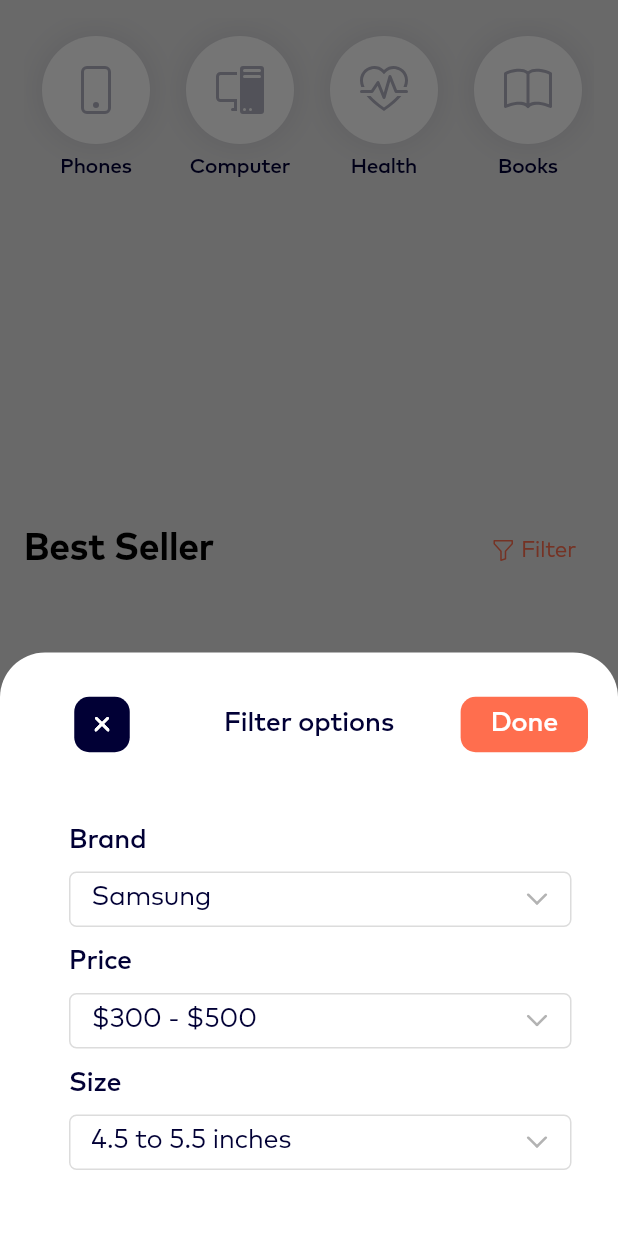
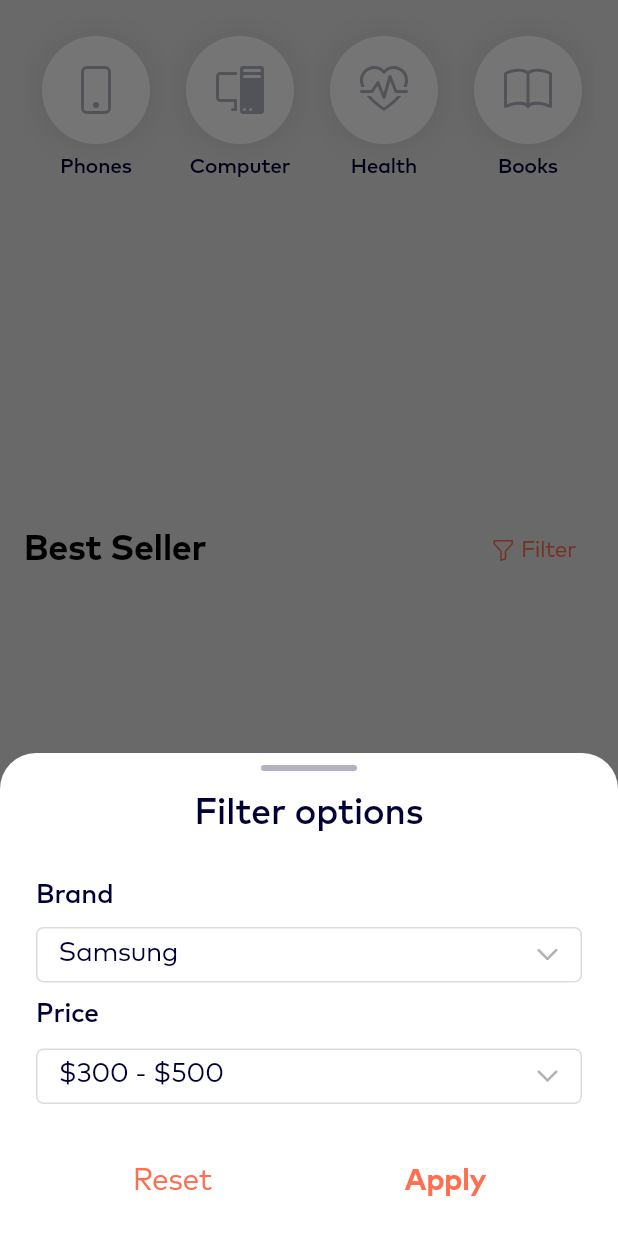
Before and after one commit to devmaslove/ecommerce_test, a Flutter app: the MainPageLoaded screen opened directly with empty values, after a tap on "Filter", on a phone screen of 412 x 824 dp. Run offline on Flutter 3.47's test engine with Material 2 defaults, Android fonts, the phone set to English and light mode, and no system bars; our stand-ins replace badges, bootstrap_icons, card_swiper, dio, equatable, flutter_bloc and 2 more; network calls fail; project files that could hold a hidden picture were left out.

Commit message:
Поправил панель фильтрации, подсократил количество разных размеров шрифтов

```diff
--- a/lib/ui/pages/details/details_page.dart
+++ b/lib/ui/pages/details/details_page.dart
@@ -202,8 +202,8 @@ class DetailsContentLoaded extends StatelessWidget {
                   'Select color and capacity',
                   style: const AppTextStyle().copyWith(
                     fontWeight: FontWeight.w500,
-                    fontSize: 16,
-                    height: 20 / 16,
+                    fontSize: 15,
+                    height: 20 / 15,
                   ),
                 ),
               ),
--- a/lib/ui/pages/details/widgets/capacity_selector_widget.dart
+++ b/lib/ui/pages/details/widgets/capacity_selector_widget.dart
@@ -67,7 +67,7 @@ class _CapacityWidget extends StatelessWidget {
               textAlign: TextAlign.center,
               style: const AppTextStyle().copyWith(
                 color: selected ? Colors.white : AppColors.greyCapacity,
-                fontSize: 13,
+                fontSize: 15,
                 fontWeight: FontWeight.w700,
               ),
             ),
--- a/lib/ui/pages/main/filter_options_bottom_sheet.dart
+++ b/lib/ui/pages/main/filter_options_bottom_sheet.dart
@@ -1,8 +1,6 @@
 import 'package:ecommerce_test/ui/pages/main/widgets/select_dropdown_widget.dart';
 import 'package:ecommerce_test/ui/resources/app_colors.dart';
-import 'package:ecommerce_test/ui/resources/app_images.dart';
 import 'package:ecommerce_test/ui/resources/app_text_style.dart';
-import 'package:ecommerce_test/ui/widgets/color_button_widget.dart';
 import 'package:flutter/material.dart';
 
 class FilterOptionsBottomSheet extends StatelessWidget {
@@ -10,61 +8,35 @@ class FilterOptionsBottomSheet extends StatelessWidget {
 
   @override
   Widget build(BuildContext context) {
-    return Column(
+    return Padding(
+      padding: const EdgeInsets.symmetric(horizontal: 24),
+      child: Column(
+        crossAxisAlignment: CrossAxisAlignment.start,
         mainAxisSize: MainAxisSize.min,
         children: [
-        const SizedBox(height: 24),
-        Row(
-          children: [
-            Expanded(
-              child: Align(
-                alignment: Alignment.centerLeft,
-                child: Padding(
-                  padding: const EdgeInsets.only(left: 44),
-                  child: ColorButtonWidget(
-                    imageAssetName: AppImages.cross,
-                    imageWidth: 11,
-                    imageHeight: 10,
-                    color: AppColors.dark,
-                    onPressed: () => Navigator.of(context).pop(),
+          const SizedBox(height: 8),
+          Center(
+            child: Container(
+              height: 4,
+              width: 64,
+              decoration: BoxDecoration(
+                color: AppColors.dark.withOpacity(0.3),
+                borderRadius: BorderRadius.circular(2),
               ),
             ),
           ),
-            ),
-            Expanded(
-              child: Center(
+          const SizedBox(height: 16),
+          Center(
             child: Text(
               'Filter options',
               style: const AppTextStyle().copyWith(
-                    fontSize: 18,
+                fontSize: 24,
                 fontWeight: FontWeight.w500,
                 color: AppColors.dark,
               ),
             ),
           ),
-            ),
-            Expanded(
-              child: Align(
-                alignment: Alignment.centerRight,
-                child: Padding(
-                  padding: const EdgeInsets.only(right: 20),
-                  child: ColorButtonWidget(
-                    text: 'Done',
-                    color: AppColors.accent,
-                    onPressed: () => Navigator.of(context).pop(),
-                  ),
-                ),
-              ),
-            ),
-          ],
-        ),
-        const SizedBox(height: 44),
-        Padding(
-          padding: const EdgeInsets.only(left: 46, right: 31),
-          child: Column(
-            mainAxisSize: MainAxisSize.min,
-            crossAxisAlignment: CrossAxisAlignment.start,
-            children: [
+          const SizedBox(height: 32),
           Text(
             'Brand',
             style: const AppTextStyle().copyWith(
@@ -73,11 +45,11 @@ class FilterOptionsBottomSheet extends StatelessWidget {
               color: AppColors.dark,
             ),
           ),
-              const SizedBox(height: 10, width: double.infinity),
+          const SizedBox(height: 10),
           const SelectDropdownWidget(
             values: ['Samsung', 'Xiaomi', 'Motorola', 'Apple'],
           ),
-              const SizedBox(height: 14),
+          const SizedBox(height: 12),
           Text(
             'Price',
             style: const AppTextStyle().copyWith(
@@ -86,7 +58,7 @@ class FilterOptionsBottomSheet extends StatelessWidget {
               color: AppColors.dark,
             ),
           ),
-              const SizedBox(height: 10),
+          const SizedBox(height: 12),
           const SelectDropdownWidget(
             values: [
               '\$300 - \$500',
@@ -95,24 +67,56 @@ class FilterOptionsBottomSheet extends StatelessWidget {
               '\$5000 - \$10000'
             ],
           ),
-              const SizedBox(height: 14),
-              Text(
-                'Size',
-                style: const AppTextStyle().copyWith(
-                  fontSize: 18,
-                  fontWeight: FontWeight.w500,
-                  color: AppColors.dark,
+          const SizedBox(height: 32),
+          Row(
+            children: [
+              Expanded(
+                child: SizedBox(
+                  height: 40,
+                  child: TextButton(
+                    onPressed: () => Navigator.of(context).pop(),
+                    style: TextButton.styleFrom(
+                      padding: const EdgeInsets.symmetric(
+                        horizontal: 12,
                       ),
                     ),
-              const SizedBox(height: 10),
-              const SelectDropdownWidget(
-                values: ['4.5 to 5.5 inches'],
+                    child: Text(
+                      'Reset',
+                      style: const AppTextStyle().copyWith(
+                        fontSize: 20,
+                        fontWeight: FontWeight.w400,
+                        color: AppColors.accent,
+                      ),
+                    ),
+                  ),
+                ),
+              ),
+              Expanded(
+                child: SizedBox(
+                  height: 40,
+                  child: TextButton(
+                    onPressed: () => Navigator.of(context).pop(),
+                    style: TextButton.styleFrom(
+                      padding: const EdgeInsets.symmetric(
+                        horizontal: 12,
+                      ),
+                    ),
+                    child: Text(
+                      'Apply',
+                      style: const AppTextStyle().copyWith(
+                        fontSize: 20,
+                        fontWeight: FontWeight.w700,
+                        color: AppColors.accent,
+                      ),
+                    ),
+                  ),
+                ),
               ),
             ],
           ),
+          const SizedBox(height: 16),
+        ],
       ),
-        const SizedBox(height: 44),
-      ],
     );
   }
 }
--- a/lib/ui/pages/main/main_page_loaded.dart
+++ b/lib/ui/pages/main/main_page_loaded.dart
@@ -24,7 +24,7 @@ class MainPageLoaded extends StatelessWidget {
       isScrollControlled: true,
       shape: const RoundedRectangleBorder(
         borderRadius: BorderRadius.vertical(
-          top: Radius.circular(30),
+          top: Radius.circular(24),
         ),
       ),
       builder: (context) {
--- a/lib/ui/pages/main/widgets/best_seller_widget.dart
+++ b/lib/ui/pages/main/widgets/best_seller_widget.dart
@@ -83,7 +83,7 @@ class BestSellerWidget extends StatelessWidget {
                     Text(
                       discountPrice,
                       style: const AppTextStyle().copyWith(
-                        fontSize: 16,
+                        fontSize: 15,
                         fontWeight: FontWeight.w700,
                       ),
                     ),
@@ -91,7 +91,7 @@ class BestSellerWidget extends StatelessWidget {
                     Text(
                       price,
                       style: const AppTextStyle().copyWith(
-                        fontSize: 10,
+                        fontSize: 11,
                         fontWeight: FontWeight.w500,
                         color: AppColors.dark.withOpacity(0.3),
                         decoration: TextDecoration.lineThrough,
@@ -103,7 +103,7 @@ class BestSellerWidget extends StatelessWidget {
                 Text(
                   title,
                   style: const AppTextStyle().copyWith(
-                    fontSize: 10,
+                    fontSize: 11,
                     fontWeight: FontWeight.w400,
                   ),
                 ),
--- a/lib/ui/pages/main/widgets/hot_sale_widget.dart
+++ b/lib/ui/pages/main/widgets/hot_sale_widget.dart
@@ -104,8 +104,8 @@ class HotSaleWidget extends StatelessWidget {
                       title,
                       style: const AppTextStyle().copyWith(
                         fontFamily: 'SF Pro Display',
-                        fontSize: 25,
-                        height: 30 / 25,
+                        fontSize: 24,
+                        height: 30 / 24,
                         fontWeight: FontWeight.w700,
                         color: Colors.white,
                       ),
--- a/lib/ui/pages/main/widgets/list_title_widget.dart
+++ b/lib/ui/pages/main/widgets/list_title_widget.dart
@@ -24,7 +24,7 @@ class ListTitleWidget extends StatelessWidget {
         Text(
           title,
           style: const AppTextStyle().copyWith(
-            fontSize: 25,
+            fontSize: 24,
             fontWeight: FontWeight.w700,
           ),
         ),
--- a/lib/ui/pages/main/widgets/select_dropdown_widget.dart
+++ b/lib/ui/pages/main/widgets/select_dropdown_widget.dart
@@ -30,6 +30,7 @@ class _SelectDropdownWidgetState extends State<SelectDropdownWidget> {
     return DropdownButtonHideUnderline(
       child: Container(
         height: 37,
+        width: double.infinity,
         padding: const EdgeInsets.symmetric(horizontal: 14),
         decoration: BoxDecoration(
           color: Colors.white,
```
Lines whose indentation alone changed are shown as unchanged.
